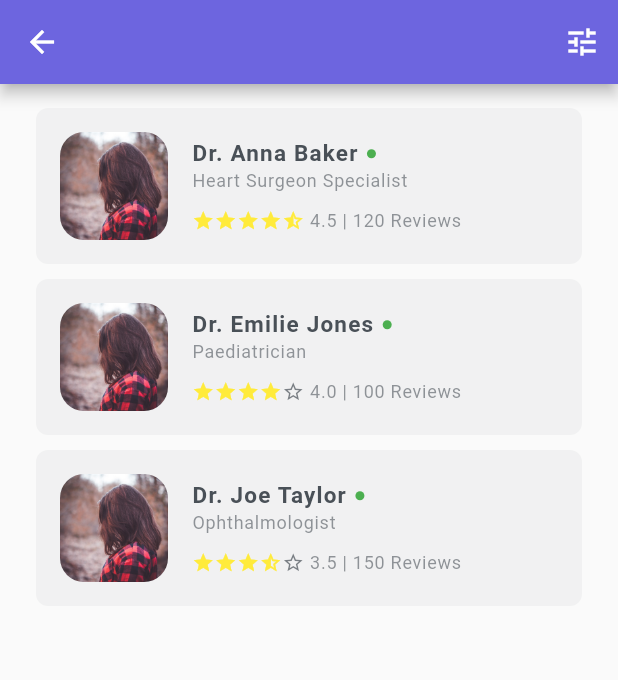
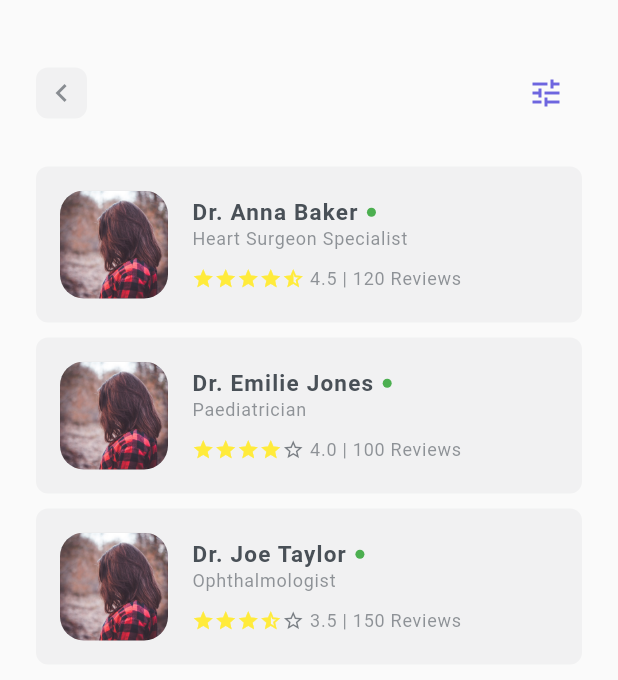
Before and after one commit to awwush/traxsmart-swm-staff-app, a Flutter app: the EmployeeScreen screen opened directly, on a phone screen of 412 x 824 dp. Shown: the top 680 px of the screen. Run offline on Flutter 3.47's test engine with Material 2 defaults, Android fonts, the phone set to English and light mode, and no system bars; our stand-ins replace flutter_feather_icons, google_fonts, shared_preferences, syncfusion_flutter_datepicker; missing offline and left inert: flutter_swipe_button; accounts and stored records are empty.

Commit message:
Bug fixes in Employee screen

```diff
--- a/lib/routes/employee_screen.dart
+++ b/lib/routes/employee_screen.dart
@@ -47,21 +47,50 @@ class _EmployeeScreenState extends State<EmployeeScreen> {
   @override
   Widget build(BuildContext context) {
     return Scaffold(
-      appBar: AppBar(
-       actions: <Widget>[
+        body: ListView(
+        padding: EdgeInsets.fromLTRB(24, 38, 24, 24),
+    children: [
+    Row(
+    mainAxisAlignment: MainAxisAlignment.spaceBetween,
+    children: [
+    InkWell(
+    onTap: () {
+    Navigator.pop(context);
+    },
+    child: Container(
+    decoration: BoxDecoration(
+    color: theme.colorScheme.onBackground.withAlpha(13),
+    borderRadius: BorderRadius.circular(8),
+
+    ),
+    child: Icon(
+    Icons.chevron_left,
+    color: theme.colorScheme.onBackground.withAlpha(160),
+    size: 24,
+    ),
+
+    padding: new EdgeInsets.all(5.0),
+    ),
+    ),
+
       IconButton(
         icon: const Icon(Icons.tune_outlined),
         tooltip: 'Filter',
         onPressed: (){
           _showDialog();
         },
+        color: customTheme.medicarePrimary,
       )
     ],
-        backgroundColor: customTheme.medicarePrimary,
+
     ),
-      body: ListView(
-        padding: EdgeInsets.fromLTRB(0, 16, 0, 0),
-        children: [
+
+    SizedBox( height: 25,),
+
+
+
+
+
           Column(
             children: _buildEmployeeList(),
           ),
@@ -75,7 +104,7 @@ class _EmployeeScreenState extends State<EmployeeScreen> {
   List<Widget> _buildEmployeeList() {
     List<Widget> list = [];
 
-    list.add(SizedBox( width: 16, ) );
+
 
     for(int i = 0; i < employeeList.length; i++) {
       list.add(_buildSingleEmployee(employeeList[i]));
@@ -94,8 +123,9 @@ class _EmployeeScreenState extends State<EmployeeScreen> {
           },
           child: Container(
 
+            margin: EdgeInsets.fromLTRB(0, 0, 0, 10),
 
-            margin: const EdgeInsets.fromLTRB(24, 0, 24, 10),
+
             padding: EdgeInsets.all(16),
 
             decoration: BoxDecoration(
@@ -263,9 +293,10 @@ class _ChoiceDialogState extends State<ChoiceDialog> {
     return AlertDialog(
       title: RichText(
         text: TextSpan(
-          text: "Filter Modules",
+          text: "Filter Roles",
           style: TextStyle(
             fontWeight: FontWeight.bold,
+            color: AppTheme.customTheme.medicarePrimary,
           ),
         ),
       ),
@@ -282,7 +313,7 @@ class _ChoiceDialogState extends State<ChoiceDialog> {
             textStyle: const TextStyle(fontSize: 15),
           ),
           onPressed: () => Navigator.of(context).pop(),
-          child: const Text("FILTER"),
+          child: const Text("APPLY"),
 
         )
       ],
```
Lines whose indentation alone changed are shown as unchanged.
